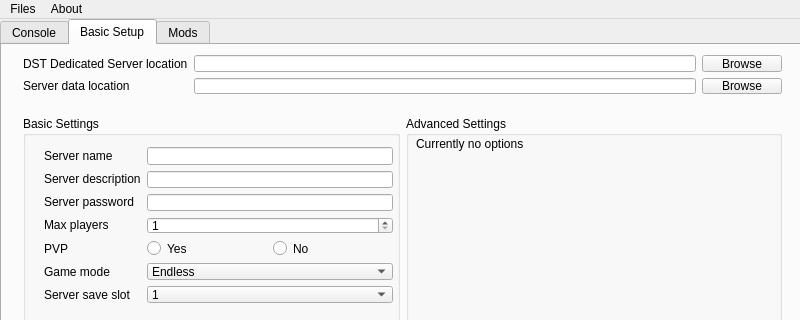
This is mainwindow.ui in KKyang/DSTDedicatedServerGUI as Qt 5 draws it before an edit; both pictures show x 0 to 800 and y 0 to 320 of the 800 by 600 pixel window. The edited form follows.
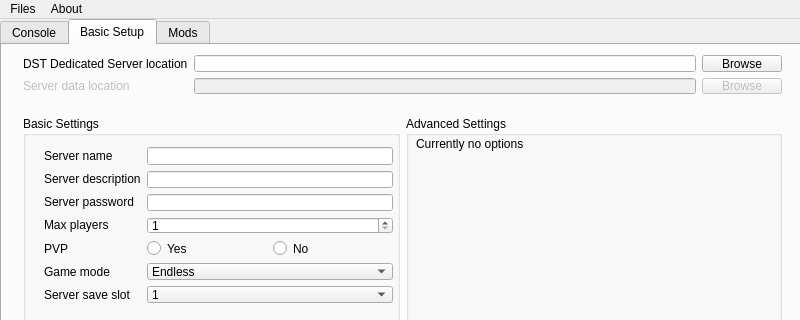
This is the edited form.

```diff
--- a/mainwindow.ui
+++ b/mainwindow.ui
@@ -329,6 +329,9 @@
          </item>
          <item>
           <widget class="QLabel" name="label_2">
+           <property name="enabled">
+            <bool>false</bool>
+           </property>
            <property name="text">
             <string>Server data location</string>
            </property>
@@ -355,10 +358,17 @@
          <item>
           <layout class="QHBoxLayout" name="horizontalLayout_5">
            <item>
-            <widget class="QLineEdit" name="lineEdit_serverDataLocation"/>
+            <widget class="QLineEdit" name="lineEdit_serverDataLocation">
+             <property name="enabled">
+              <bool>false</bool>
+             </property>
+            </widget>
            </item>
            <item>
             <widget class="QPushButton" name="pushButton_browseServerDataLocation">
+             <property name="enabled">
+              <bool>false</bool>
+             </property>
              <property name="text">
               <string>Browse</string>
              </property>
```
